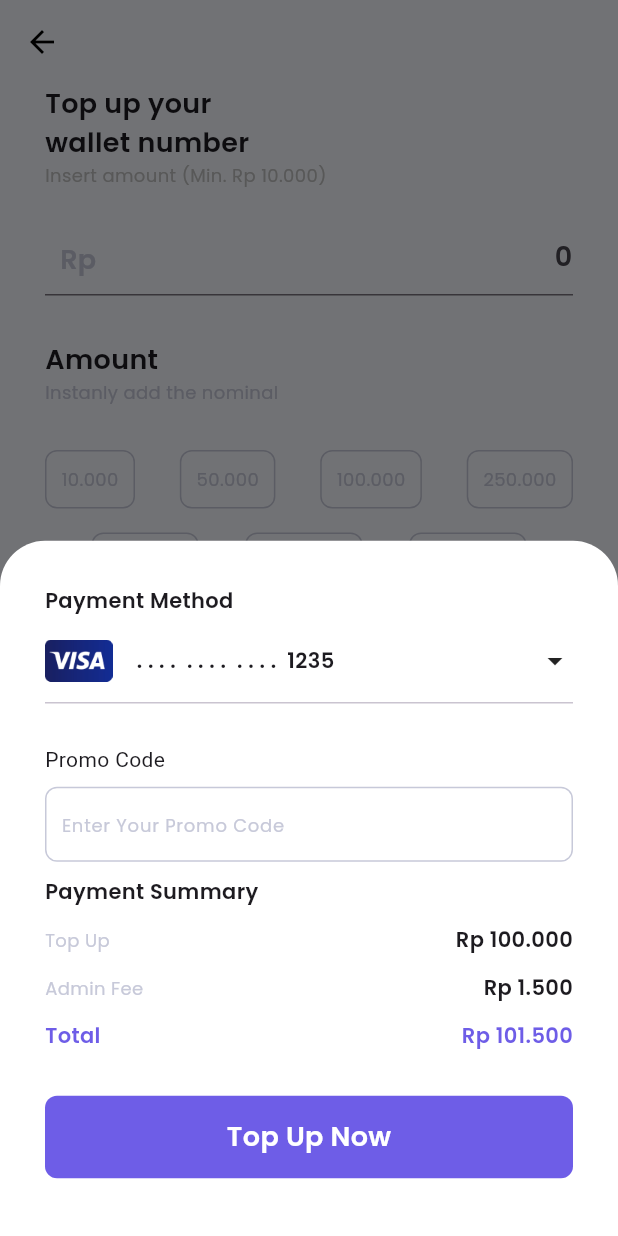
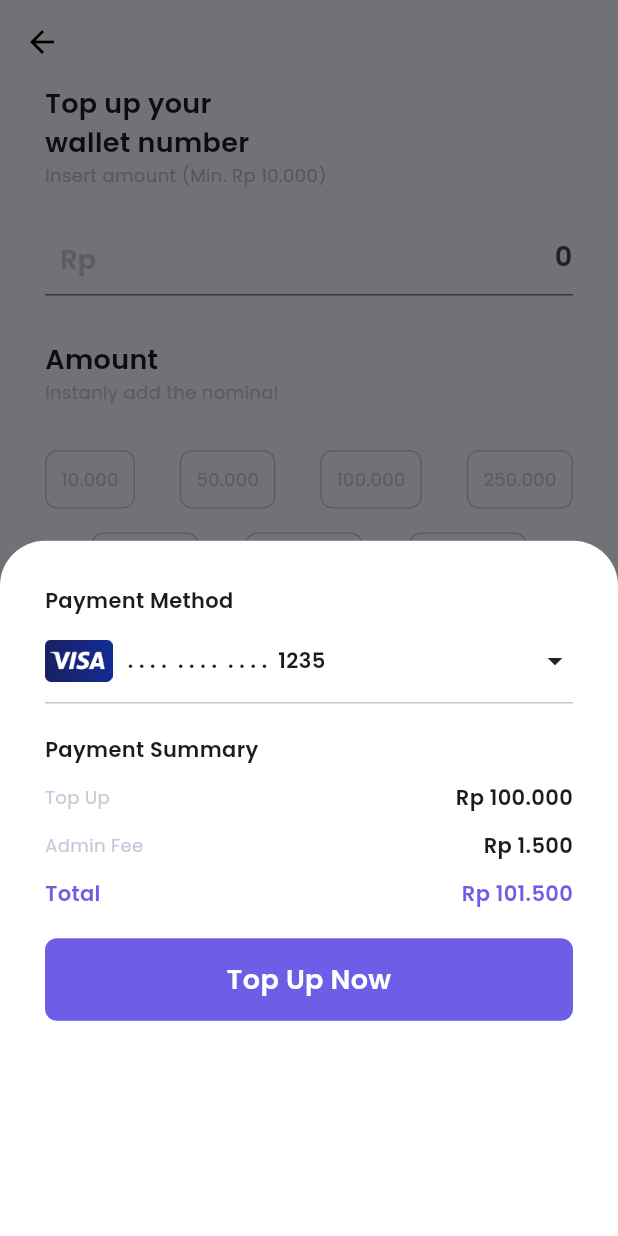
Before and after one commit to taufiqyfirdaus/walleto_mobile, a Flutter app: the WalletView screen opened by its route, after a tap on "Continue", on a phone screen of 412 x 824 dp. Run offline on Flutter 3.47's test engine with Material 3 defaults, Android fonts, the phone set to English and light mode, and no system bars; our stand-ins replace camera, dropdown_textfield, font_awesome_flutter, get, google_fonts, image_picker and 1 more; missing offline and left inert: google_ml_kit.

Commit message:
update payment method

```diff
--- a/lib/app/widgets/PaymentMethodWidgets.dart
+++ b/lib/app/widgets/PaymentMethodWidgets.dart
@@ -46,7 +46,7 @@ class PaymentMethodWidgets extends StatelessWidget {
                   ),
                 ),
                 const SizedBox(
-                  width: 16,
+                  width: 10,
                 ),
                 Text(
                   '. . . .  . . . .  . . . .  1235',
@@ -67,35 +67,10 @@ class PaymentMethodWidgets extends StatelessWidget {
             ),
             const Divider(),
             const SizedBox(
-              height: 20,
-            ),
-            Text(
-              'Promo Code',
+              height: 10,
             ),
             const SizedBox(
-              height: 8,
-            ),
-            Container(
-              padding: const EdgeInsets.symmetric(
-                horizontal: 10,
-              ),
-              decoration: BoxDecoration(
-                border: Border.all(color: grey),
-                borderRadius: BorderRadius.circular(8),
-              ),
-              child: TextField(
-                autocorrect: false,
-                decoration: InputDecoration(
-                    border: InputBorder.none,
-                    hintText: 'Enter Your Promo Code',
-                    hintStyle: regular.copyWith(
-                      fontSize: 12,
-                      color: grey,
-                    )),
-              ),
-            ),
-            const SizedBox(
-              height: 10,
+              height: 3,
             ),
             Text(
               'Payment Summary',
@@ -153,7 +128,7 @@ class PaymentMethodWidgets extends StatelessWidget {
               ],
             ),
             const SizedBox(
-              height: 30,
+              height: 20,
             ),
             GestureDetector(
               onTap: () {
```
